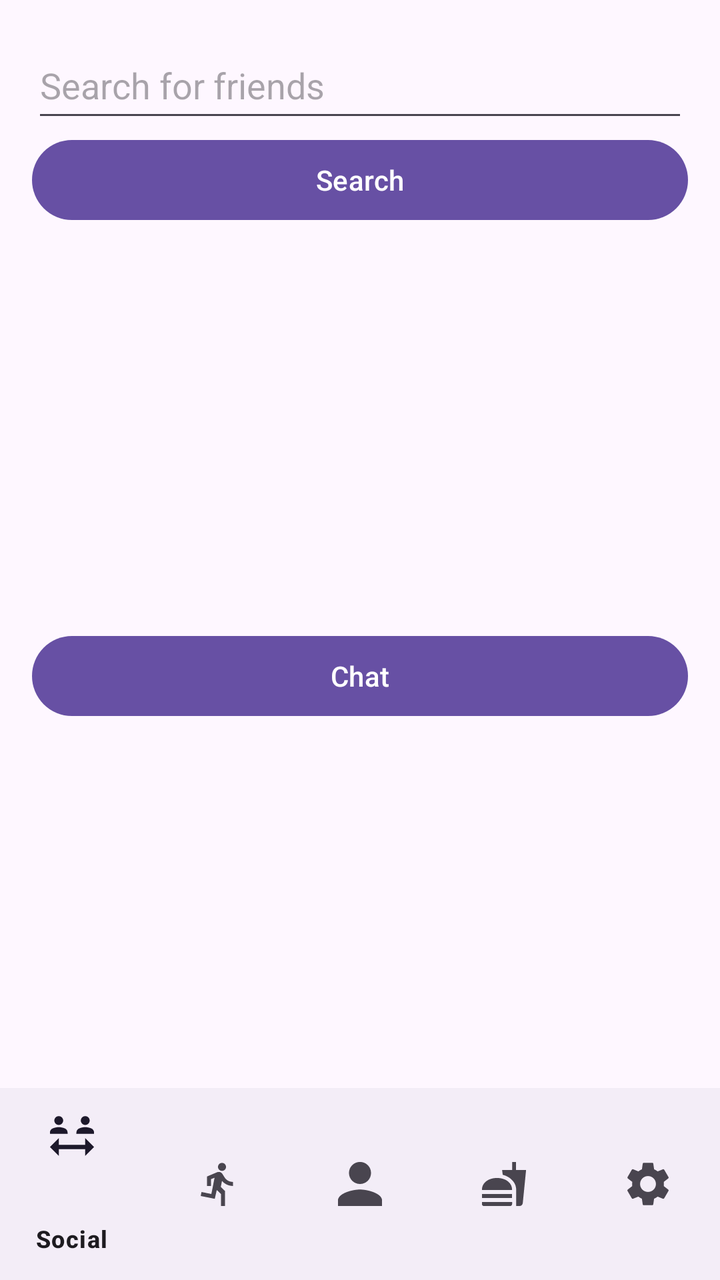
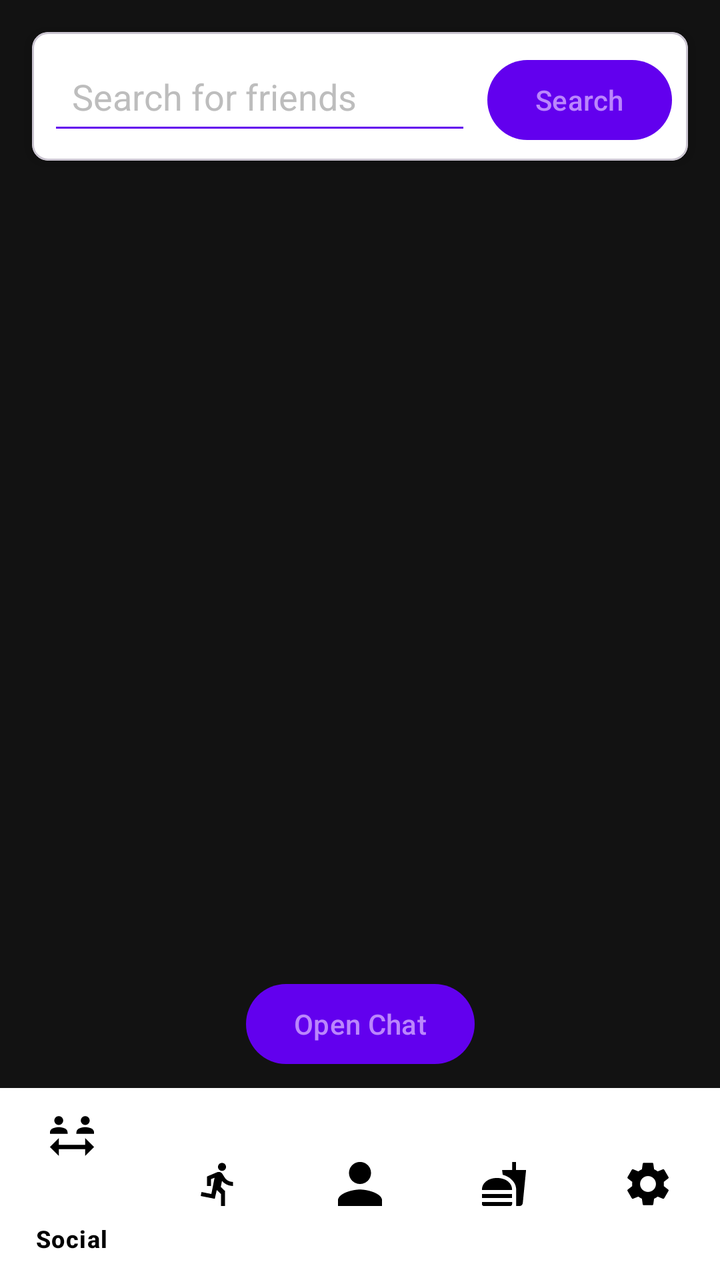

Before-and-after screenshots of an Android layout around one commit, followed by the original layout XML and the change that was made.
<!-- AndroidManifest.xml: application theme Theme.AndroidExample -->
<!-- res/layout/activity_social.xml -->
<?xml version="1.0" encoding="utf-8"?>
<androidx.constraintlayout.widget.ConstraintLayout
    xmlns:android="http://schemas.android.com/apk/res/android"
    xmlns:app="http://schemas.android.com/apk/res-auto"
    android:layout_width="match_parent"
    android:layout_height="match_parent">

    <LinearLayout
        android:id="@+id/upper_section"
        android:layout_width="0dp"
        android:layout_height="0dp"
        android:orientation="vertical"
        android:padding="16dp"
        app:layout_constraintBottom_toTopOf="@+id/guideline"
        app:layout_constraintEnd_toEndOf="parent"
        app:layout_constraintHorizontal_bias="0.0"
        app:layout_constraintStart_toStartOf="parent"
        app:layout_constraintTop_toTopOf="parent"
        app:layout_constraintVertical_bias="0.0">

    <EditText
        android:id="@+id/search_bar"
        android:layout_width="match_parent"
        android:layout_height="50dp"
        android:hint="Search for friends" />

        <Button
            android:id="@+id/search_button"
            android:layout_width="match_parent"
            android:layout_height="wrap_content"
            android:text="Search" />

        <ScrollView
            android:layout_width="match_parent"
            android:layout_height="200dp">


            <TextView
                android:id="@+id/friendslist_text"
                android:layout_width="match_parent"
                android:layout_height="wrap_content" />

        </ScrollView>

        <Button
            android:id="@+id/chat_button"
            android:layout_width="match_parent"
            android:layout_height="wrap_content"
            android:text="Chat" />


    </LinearLayout>

<androidx.constraintlayout.widget.Guideline
    android:id="@+id/guideline"
    android:layout_width="wrap_content"
    android:layout_height="wrap_content"
    android:orientation="horizontal"
    app:layout_constraintGuide_percent="0.85" />


<com.google.android.material.bottomnavigation.BottomNavigationView
    android:id="@+id/bottom_navigation"
    android:layout_width="0dp"
    android:layout_height="0dp"
    app:layout_constraintBottom_toBottomOf="parent"
    app:layout_constraintEnd_toEndOf="parent"
    app:layout_constraintHorizontal_bias="0.0"
    app:layout_constraintStart_toStartOf="parent"
    app:layout_constraintTop_toBottomOf="@+id/guideline"
    app:layout_constraintVertical_bias="0.0"
    app:menu="@menu/bottom_nav_menu" />

    </androidx.constraintlayout.widget.ConstraintLayout>
<!-- resources referenced by this layout -->
<resources>
  <style name="Theme.AndroidExample" parent="Base.Theme.AndroidExample" />
  <style name="Base.Theme.AndroidExample" parent="Theme.Material3.DayNight.NoActionBar">
          
          
      </style>
</resources>

<!-- the commit's change to res/layout/activity_social.xml (unified diff, before → after) -->
@@ -3,72 +3,100 @@
     xmlns:android="http://schemas.android.com/apk/res/android"
     xmlns:app="http://schemas.android.com/apk/res-auto"
     android:layout_width="match_parent"
-    android:layout_height="match_parent">
+    android:layout_height="match_parent"
+    android:background="@color/dark_background">
 
-    <LinearLayout
-        android:id="@+id/upper_section"
+    <com.google.android.material.card.MaterialCardView
+        android:id="@+id/search_container"
+        android:layout_width="0dp"
+        android:layout_height="wrap_content"
+        android:layout_margin="16dp"
+        app:cardBackgroundColor="@color/dark_surface"
+        app:cardCornerRadius="8dp"
+        app:cardElevation="4dp"
+        app:layout_constraintTop_toTopOf="parent"
+        app:layout_constraintStart_toStartOf="parent"
+        app:layout_constraintEnd_toEndOf="parent">
+
+        <LinearLayout
+            android:layout_width="match_parent"
+            android:layout_height="wrap_content"
+            android:orientation="horizontal"
+            android:padding="8dp">
+
+            <EditText
+                android:id="@+id/search_bar"
+                android:layout_width="0dp"
+                android:layout_height="wrap_content"
+                android:layout_weight="1"
+                android:hint="Search for friends"
+                android:textColorHint="@color/text_hint"
+                android:textColor="@color/text_primary"
+                android:backgroundTint="@color/accent_color"
+                android:padding="12dp"/>
+
+            <com.google.android.material.button.MaterialButton
+                android:id="@+id/search_button"
+                android:layout_width="wrap_content"
+                android:layout_height="wrap_content"
+                android:layout_marginStart="8dp"
+                android:text="Search"
+                android:textColor="@color/text_button"
+                app:backgroundTint="@color/accent_color"/>
+        </LinearLayout>
+    </com.google.android.material.card.MaterialCardView>
+
+    <androidx.recyclerview.widget.RecyclerView
+        android:id="@+id/friends_recycler_view"
         android:layout_width="0dp"
         android:layout_height="0dp"
-        android:orientation="vertical"
+        android:padding="8dp"
+        android:clipToPadding="false"
+        app:layout_constraintTop_toBottomOf="@id/search_container"
+        app:layout_constraintBottom_toTopOf="@id/chat_button"
+        app:layout_constraintStart_toStartOf="parent"
+        app:layout_constraintEnd_toEndOf="parent"/>
+
+    <TextView
+        android:id="@+id/friendslist_text"
+        android:layout_width="wrap_content"
+        android:layout_height="wrap_content"
+        android:textColor="@color/text_primary"
+        android:visibility="gone"
         android:padding="16dp"
-        app:layout_constraintBottom_toTopOf="@+id/guideline"
+        app:layout_constraintTop_toBottomOf="@id/search_container"
+        app:layout_constraintStart_toStartOf="parent"/>
+
+    <com.google.android.material.button.MaterialButton
+        android:id="@+id/chat_button"
+        android:layout_width="wrap_content"
+        android:layout_height="wrap_content"
+        android:text="Open Chat"
+        android:textColor="@color/text_button"
+        app:backgroundTint="@color/accent_color"
+        android:layout_marginBottom="8dp"
+        app:layout_constraintBottom_toTopOf="@id/guideline"
         app:layout_constraintEnd_toEndOf="parent"
-        app:layout_constraintHorizontal_bias="0.0"
+        app:layout_constraintStart_toStartOf="parent"/>
+
+    <androidx.constraintlayout.widget.Guideline
+        android:id="@+id/guideline"
+        android:layout_width="wrap_content"
+        android:layout_height="wrap_content"
+        android:orientation="horizontal"
+        app:layout_constraintGuide_percent="0.85" />
+
+    <com.google.android.material.bottomnavigation.BottomNavigationView
+        android:id="@+id/bottom_navigation"
+        android:layout_width="0dp"
+        android:layout_height="0dp"
+        android:background="@color/dark_surface"
+        app:itemTextColor="@color/text_primary"
+        app:itemIconTint="@color/text_primary"
+        app:layout_constraintBottom_toBottomOf="parent"
+        app:layout_constraintEnd_toEndOf="parent"
         app:layout_constraintStart_toStartOf="parent"
-        app:layout_constraintTop_toTopOf="parent"
-        app:layout_constraintVertical_bias="0.0">
+        app:layout_constraintTop_toBottomOf="@id/guideline"
+        app:menu="@menu/bottom_nav_menu" />
 
-    <EditText
-        android:id="@+id/search_bar"
-        android:layout_width="match_parent"
-        android:layout_height="50dp"
-        android:hint="Search for friends" />
-
-        <Button
-            android:id="@+id/search_button"
-            android:layout_width="match_parent"
-            android:layout_height="wrap_content"
-            android:text="Search" />
-
-        <ScrollView
-            android:layout_width="match_parent"
-            android:layout_height="200dp">
-
-
-            <TextView
-                android:id="@+id/friendslist_text"
-                android:layout_width="match_parent"
-                android:layout_height="wrap_content" />
-
-        </ScrollView>
-
-        <Button
-            android:id="@+id/chat_button"
-            android:layout_width="match_parent"
-            android:layout_height="wrap_content"
-            android:text="Chat" />
-
-
-    </LinearLayout>
-
-<androidx.constraintlayout.widget.Guideline
-    android:id="@+id/guideline"
-    android:layout_width="wrap_content"
-    android:layout_height="wrap_content"
-    android:orientation="horizontal"
-    app:layout_constraintGuide_percent="0.85" />
-
-
-<com.google.android.material.bottomnavigation.BottomNavigationView
-    android:id="@+id/bottom_navigation"
-    android:layout_width="0dp"
-    android:layout_height="0dp"
-    app:layout_constraintBottom_toBottomOf="parent"
-    app:layout_constraintEnd_toEndOf="parent"
-    app:layout_constraintHorizontal_bias="0.0"
-    app:layout_constraintStart_toStartOf="parent"
-    app:layout_constraintTop_toBottomOf="@+id/guideline"
-    app:layout_constraintVertical_bias="0.0"
-    app:menu="@menu/bottom_nav_menu" />
-
-    </androidx.constraintlayout.widget.ConstraintLayout>
+</androidx.constraintlayout.widget.ConstraintLayout>
<!-- resource entries referenced after the edit -->
@@ -1,5 +1,11 @@
 <!-- resources referenced by this layout -->
 <resources>
+  <color name="accent_color">#6200EE</color>
+  <color name="dark_background">#121212</color>
+  <color name="dark_surface">#FFFFFF</color>
+  <color name="text_button">#BB86FC</color>
+  <color name="text_hint">#BDBDBD</color>
+  <color name="text_primary">#000000</color>
   <style name="Theme.AndroidExample" parent="Base.Theme.AndroidExample" />
   <style name="Base.Theme.AndroidExample" parent="Theme.Material3.DayNight.NoActionBar">
           
